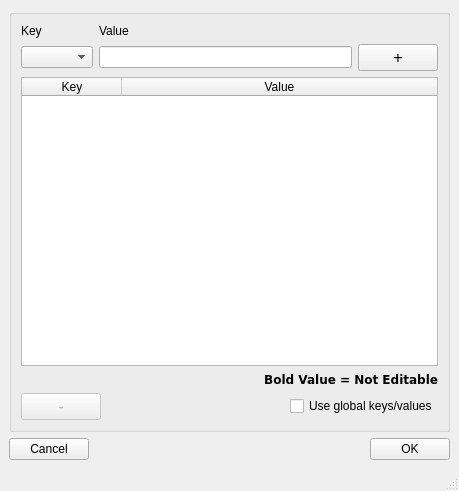
First picture: the form in addie/ui/manual_key_value_input.ui, repository neutrons/addie, before the edit.
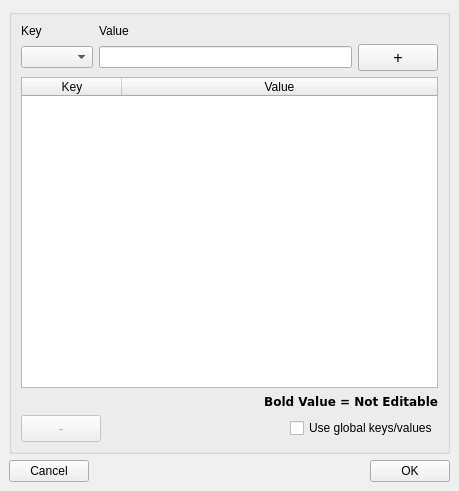
Second picture: the form after the edit.

Commit message: remove status bar

Diff of the .ui file:
```diff
--- a/addie/ui/manual_key_value_input.ui
+++ b/addie/ui/manual_key_value_input.ui
@@ -188,7 +188,6 @@
     </rect>
    </property>
   </widget>
-  <widget class="QStatusBar" name="statusbar"/>
  </widget>
  <resources/>
  <connections>
```
The commit also changes 19 other files.
